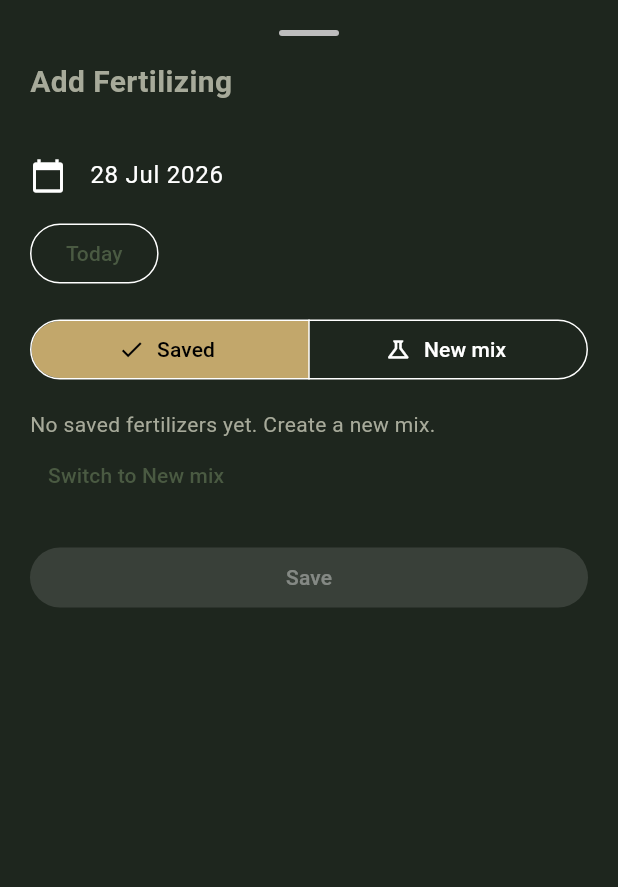
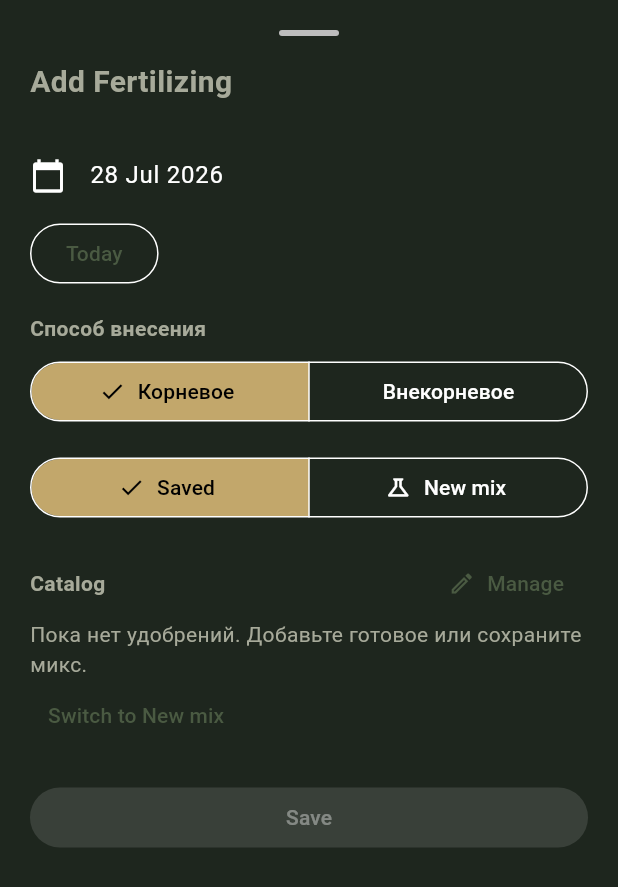
Before and after one commit to HelMelon/plontukrot, a Flutter app: the AddFertilizingSheet widget shown alone on an empty page, opened directly with empty values, on a phone screen of 412 x 824 dp. Shown: the top 887 px of the screen. Run offline on Flutter 3.47's test engine with Material 3 defaults, Android fonts, the phone set to English and light mode, and no system bars; our stand-ins replace auto_size_text, cached_network_image, cloud_firestore, firebase_auth, firebase_core, firebase_storage and 2 more; accounts and stored records are empty.

Commit message:
update fertilizing logic
Added the ability to change the fertilizer application method; added the option to specify the use of slow-release fertilizer in the soil during transplanting.

```diff
--- a/lib/features/plants/widgets/sheets/add_fertilizing_sheet.dart
+++ b/lib/features/plants/widgets/sheets/add_fertilizing_sheet.dart
@@ -4,6 +4,7 @@ import 'package:intl/intl.dart';
 import '../../../../core/theme/app_colors.dart';
 import '../../../../core/widgets/prompt_text_dialog.dart';
 import '../../../../models/fertilizer.dart';
+import '../../../../models/fertilizer_application_method.dart';
 import '../../../../models/fertilizer_dose.dart';
 import '../../../../models/fertilizer_ingredient.dart';
 import '../../../../models/fertilizing_entry.dart';
@@ -11,6 +12,7 @@ import '../../../../services/fertilize_service.dart';
 import '../tags/fertilizer_component_tags.dart';
 import '../dialogs/fertilizer_composition_dialog.dart';
 import 'manage_fertilizer_ingredients_sheet.dart';
+import 'manage_fertilizers_sheet.dart';
 
 enum _FertilizerMode { saved, newMix }
 
@@ -61,6 +63,7 @@ class _AddFertilizingSheetState extends State<AddFertilizingSheet> {
   String? _selectedFertilizerId;
   late List<FertilizerDose> _components;
   late int _waterMl;
+  late FertilizerApplicationMethod _applicationMethod;
   bool _saveMix = false;
   bool _saving = false;
   List<String> _catalogNames = const [];
@@ -73,6 +76,7 @@ class _AddFertilizingSheetState extends State<AddFertilizingSheet> {
       _selectedDate = entry.appliedAt;
       _components = List.from(entry.components);
       _waterMl = entry.waterMl;
+      _applicationMethod = entry.applicationMethod;
       if (entry.fertilizerId != null) {
         _mode = _FertilizerMode.saved;
         _selectedFertilizerId = entry.fertilizerId;
@@ -85,6 +89,7 @@ class _AddFertilizingSheetState extends State<AddFertilizingSheet> {
       _mode = _FertilizerMode.saved;
       _components = [];
       _waterMl = 250;
+      _applicationMethod = FertilizerApplicationMethod.root;
     }
   }
 
@@ -168,6 +173,23 @@ class _AddFertilizingSheetState extends State<AddFertilizingSheet> {
             _components =
                 _components.where((c) => c.component != name).toList();
           });
+        },
+      ),
+    );
+  }
+
+  Future<void> _openManageFertilizers() async {
+    await showModalBottomSheet(
+      context: context,
+      isScrollControlled: true,
+      builder: (_) => ManageFertilizersSheet(
+        onDeleted: (fertilizerId) {
+          if (_selectedFertilizerId == fertilizerId) {
+            setState(() {
+              _selectedFertilizerId = null;
+              _components = [];
+            });
+          }
         },
       ),
     );
@@ -279,6 +301,7 @@ class _AddFertilizingSheetState extends State<AddFertilizingSheet> {
         final name = _mixNameController.text.trim();
         fertilizerId = await _service.addFertilizer(
           name: name,
+          kind: FertilizerKind.mix,
           waterMl: _waterMl,
           components: _components,
         );
@@ -295,6 +318,7 @@ class _AddFertilizingSheetState extends State<AddFertilizingSheet> {
           appliedAt: _selectedDate,
           components: components,
           waterMl: waterMl,
+          applicationMethod: _applicationMethod,
           fertilizerId: fertilizerId,
           fertilizerName: fertilizerName,
         );
@@ -306,6 +330,7 @@ class _AddFertilizingSheetState extends State<AddFertilizingSheet> {
               appliedAt: _selectedDate,
               components: components,
               waterMl: waterMl,
+              applicationMethod: _applicationMethod,
               fertilizerId: fertilizerId,
               fertilizerName: fertilizerName,
             ),
@@ -364,6 +389,28 @@ class _AddFertilizingSheetState extends State<AddFertilizingSheet> {
                 ),
               ),
               const SizedBox(height: 16),
+              const Text(
+                'Способ внесения',
+                style: TextStyle(fontWeight: FontWeight.w600),
+              ),
+              const SizedBox(height: 8),
+              SegmentedButton<FertilizerApplicationMethod>(
+                segments: const [
+                  ButtonSegment(
+                    value: FertilizerApplicationMethod.root,
+                    label: Text('Корневое'),
+                  ),
+                  ButtonSegment(
+                    value: FertilizerApplicationMethod.foliar,
+                    label: Text('Внекорневое'),
+                  ),
+                ],
+                selected: {_applicationMethod},
+                onSelectionChanged: (value) {
+                  setState(() => _applicationMethod = value.first);
+                },
+              ),
+              const SizedBox(height: 16),
               SegmentedButton<_FertilizerMode>(
                 segments: const [
                   ButtonSegment(
@@ -400,26 +447,44 @@ class _AddFertilizingSheetState extends State<AddFertilizingSheet> {
                       return const Center(child: CircularProgressIndicator());
                     }
 
-                    if (fertilizers.isEmpty) {
                     return Column(
                       crossAxisAlignment: CrossAxisAlignment.start,
                       children: [
+                        Row(
+                          children: [
                             const Text(
-                            'No saved fertilizers yet. Create a new mix.',
-                            style: TextStyle(color: AppColors.textSecondary),
+                              'Catalog',
+                              style: TextStyle(fontWeight: FontWeight.w600),
+                            ),
+                            const Spacer(),
+                            TextButton.icon(
+                              onPressed: _openManageFertilizers,
+                              icon: const Icon(Icons.edit_outlined, size: 18),
+                              label: const Text('Manage'),
+                            ),
+                          ],
+                        ),
+                        if (fertilizers.isEmpty)
+                          Column(
+                            crossAxisAlignment: CrossAxisAlignment.start,
+                            children: [
+                              const Text(
+                                'Пока нет удобрений. Добавьте готовое или сохраните микс.',
+                                style: TextStyle(
+                                  color: AppColors.textSecondary,
+                                ),
                               ),
                               TextButton(
                                 onPressed: () {
-                              setState(() => _mode = _FertilizerMode.newMix);
+                                  setState(
+                                    () => _mode = _FertilizerMode.newMix,
+                                  );
                                 },
                                 child: const Text('Switch to New mix'),
                               ),
                             ],
-                      );
-                    }
-
-                    return Column(
-                      children: [
+                          )
+                        else ...[
                           Row(
                             children: [
                               Expanded(
@@ -441,7 +506,8 @@ class _AddFertilizingSheetState extends State<AddFertilizingSheet> {
                                         (f) => DropdownMenuItem(
                                           value: f.id,
                                           child: Text(
-                                          '${f.name} · ${f.waterMl}ml',
+                                            '${f.name} · ${f.kind.label} · ${f.waterMl}ml',
+                                            overflow: TextOverflow.ellipsis,
                                           ),
                                         ),
                                       )
@@ -477,6 +543,7 @@ class _AddFertilizingSheetState extends State<AddFertilizingSheet> {
                                 ),
                               ),
                             ),
+                          ],
                         ],
                       ],
                     );
--- a/lib/features/plants/widgets/sheets/fertilizing_history_sheet.dart
+++ b/lib/features/plants/widgets/sheets/fertilizing_history_sheet.dart
@@ -160,8 +160,7 @@ class _FertilizingHistorySheetState extends State<FertilizingHistorySheet> {
                                   ),
                                   const SizedBox(height: 4),
                                   Text(
-                                    DateFormat('d MMMM y')
-                                        .format(item.appliedAt),
+                                    '${item.applicationMethod.label} · ${DateFormat('d MMMM y').format(item.appliedAt)}',
                                   ),
                                 ],
                               ),
--- a/lib/models/fertilizer.dart
+++ b/lib/models/fertilizer.dart
@@ -3,10 +3,29 @@ import 'package:cloud_firestore/cloud_firestore.dart';
 import 'fertilizer_dose.dart';
 import 'firestore_helpers.dart';
 
+enum FertilizerKind {
+  mix,
+  purchased;
+
+  String get code => name;
+
+  String get label => switch (this) {
+        FertilizerKind.mix => 'Микс',
+        FertilizerKind.purchased => 'Готовое',
+      };
+
+  static FertilizerKind fromCode(String? code) {
+    return FertilizerKind.values.firstWhere(
+      (kind) => kind.name == code,
+      orElse: () => FertilizerKind.mix,
+    );
+  }
+}
+
 class Fertilizer {
   final String id;
   final String name;
-  final String type;
+  final FertilizerKind kind;
   final DateTime? createdAt;
   final int waterMl;
   final List<FertilizerDose> components;
@@ -14,11 +33,13 @@ class Fertilizer {
   const Fertilizer({
     required this.id,
     required this.name,
-    this.type = '',
+    this.kind = FertilizerKind.mix,
     this.createdAt,
     this.waterMl = 250,
     this.components = const [],
   });
+
+  bool get isPurchased => kind == FertilizerKind.purchased;
 
   factory Fertilizer.fromMap(String id, Map<String, dynamic> data) {
     final rawComponents = data['components'] as List<dynamic>?;
@@ -26,12 +47,15 @@ class Fertilizer {
     return Fertilizer(
       id: id,
       name: data['name'] as String? ?? '',
-      type: data['type'] as String? ?? '',
+      kind: FertilizerKind.fromCode(data['kind'] as String?),
       createdAt: readTimestamp(data['createdAt']),
       waterMl: normalizeWaterMl((data['waterMl'] as num?)?.toInt()),
       components: rawComponents != null
           ? rawComponents
-              .map((item) => FertilizerDose.fromMap(item as Map<String, dynamic>))
+              .map(
+                (item) =>
+                    FertilizerDose.fromMap(item as Map<String, dynamic>),
+              )
               .toList()
           : const [],
     );
@@ -46,7 +70,7 @@ class Fertilizer {
   Map<String, dynamic> toMap() {
     return {
       'name': name,
-      'type': type,
+      'kind': kind.code,
       'waterMl': waterMl,
       if (createdAt != null) 'createdAt': Timestamp.fromDate(createdAt!),
       'components': components.map((e) => e.toMap()).toList(),
--- /dev/null
+++ b/lib/models/fertilizer_application_method.dart
@@ -0,0 +1,18 @@
+enum FertilizerApplicationMethod {
+  root,
+  foliar;
+
+  String get code => name;
+
+  String get label => switch (this) {
+        FertilizerApplicationMethod.root => 'Корневое',
+        FertilizerApplicationMethod.foliar => 'Внекорневое',
+      };
+
+  static FertilizerApplicationMethod fromCode(String? code) {
+    return FertilizerApplicationMethod.values.firstWhere(
+      (method) => method.name == code,
+      orElse: () => FertilizerApplicationMethod.root,
+    );
+  }
+}
--- a/lib/models/fertilizing_entry.dart
+++ b/lib/models/fertilizing_entry.dart
@@ -1,3 +1,4 @@
+import 'fertilizer_application_method.dart';
 import 'fertilizer_dose.dart';
 import 'firestore_helpers.dart';
 
@@ -9,6 +10,7 @@ class FertilizingEntry {
   final DateTime? nextFertilizing;
   final int waterMl;
   final List<FertilizerDose> components;
+  final FertilizerApplicationMethod applicationMethod;
 
   const FertilizingEntry({
     required this.id,
@@ -18,6 +20,7 @@ class FertilizingEntry {
     this.nextFertilizing,
     this.waterMl = 250,
     this.components = const [],
+    this.applicationMethod = FertilizerApplicationMethod.root,
   });
 
   factory FertilizingEntry.fromMap(String id, Map<String, dynamic> data) {
@@ -37,6 +40,9 @@ class FertilizingEntry {
               .map((item) => FertilizerDose.fromMap(item as Map<String, dynamic>))
               .toList()
           : const [],
+      applicationMethod: FertilizerApplicationMethod.fromCode(
+        data['applicationMethod'] as String?,
+      ),
     );
   }
 
@@ -59,6 +65,9 @@ class FertilizingEntry {
               .map((item) => FertilizerDose.fromMap(item as Map<String, dynamic>))
               .toList()
           : const [],
+      applicationMethod: FertilizerApplicationMethod.fromCode(
+        data['applicationMethod'] as String?,
+      ),
     );
   }
 }
--- a/lib/models/repotting_entry.dart
+++ b/lib/models/repotting_entry.dart
@@ -9,6 +9,7 @@ class RepottingEntry {
   final String? soilId;
   final String? soilName;
   final List<SoilComponent> components;
+  final bool slowReleaseFertilizer;
 
   const RepottingEntry({
     this.id,
@@ -16,6 +17,7 @@ class RepottingEntry {
     this.soilId,
     this.soilName,
     this.components = const [],
+    this.slowReleaseFertilizer = false,
   });
 
   factory RepottingEntry.fromMap(String? id, Map<String, dynamic> data) {
@@ -31,6 +33,7 @@ class RepottingEntry {
               .map((item) => SoilComponent.fromMap(item as Map<String, dynamic>))
               .toList()
           : const [],
+      slowReleaseFertilizer: data['slowReleaseFertilizer'] as bool? ?? false,
     );
   }
 
@@ -47,6 +50,7 @@ class RepottingEntry {
       if (soilId != null) 'soilId': soilId,
       if (soilName != null) 'soilName': soilName,
       'components': components.map((e) => e.toMap()).toList(),
+      'slowReleaseFertilizer': slowReleaseFertilizer,
     };
   }
 }
--- a/lib/services/repotting_service.dart
+++ b/lib/services/repotting_service.dart
@@ -37,6 +37,7 @@ class RepottingService {
     required List<SoilComponent> components,
     String? soilId,
     String? soilName,
+    bool slowReleaseFertilizer = false,
   }) async {
     final plantDoc = await _plantsCollection.doc(plantId).get();
     final plantData = plantDoc.data();
@@ -48,6 +49,7 @@ class RepottingService {
       if (soilId != null) 'soilId': soilId,
       if (soilName != null) 'soilName': soilName,
       'components': components.map((e) => e.toMap()).toList(),
+      'slowReleaseFertilizer': slowReleaseFertilizer,
     });
 
     if (lastRepottedAt == null || repottedAt.isAfter(lastRepottedAt.toDate())) {
@@ -94,12 +96,14 @@ class RepottingService {
     required List<SoilComponent> components,
     String? soilId,
     String? soilName,
+    bool slowReleaseFertilizer = false,
   }) async {
     await _repottingRef(plantId).doc(repottingId).update({
       'repottedAt': Timestamp.fromDate(repottedAt),
       'soilId': soilId ?? FieldValue.delete(),
       'soilName': soilName ?? FieldValue.delete(),
       'components': components.map((e) => e.toMap()).toList(),
+      'slowReleaseFertilizer': slowReleaseFertilizer,
     });
 
     await _syncLastRepottedAt(plantId);
```
Also changed, not shown: lib/features/plants/widgets/sheets/add_repotting_sheet.dart (+19 -0 lines), lib/features/plants/widgets/sheets/manage_fertilizers_sheet.dart (added, +449 -0 lines), lib/features/plants/widgets/sheets/repotting_history_sheet.dart (+12 -0 lines), lib/services/fertilize_service.dart (+10 -4 lines). Lines whose indentation alone changed are shown as unchanged.
